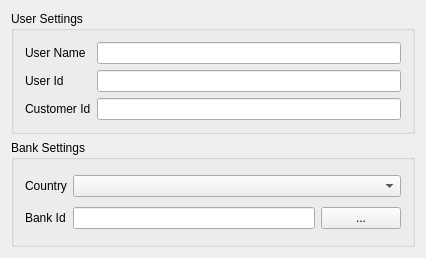
This is src/frontends/q4banking/lib/dialogs/qbcfgtabpageusergen.ui in aqbanking/aqbanking as Qt 5 draws it before an edit. The edited form follows.
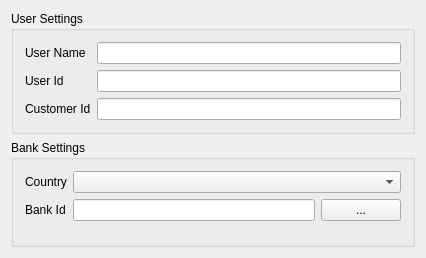
This is the edited form. Custom widgets are drawn as their Qt base class.

Commit message: Some fixes for the new QT4 frontend. I hate QT... The automatic port didn't seem to handle layouts correctly... grrrr.

```diff
--- a/src/frontends/q4banking/lib/dialogs/qbcfgtabpageusergen.ui
+++ b/src/frontends/q4banking/lib/dialogs/qbcfgtabpageusergen.ui
@@ -67,7 +67,17 @@
      <property name="title">
       <string>Bank Settings</string>
      </property>
-     <layout class="QGridLayout">
+     <layout class="QFormLayout" name="formLayout_2">
+      <item row="0" column="0">
+       <widget class="QLabel" name="textLabel2">
+        <property name="text">
+         <string>Country</string>
+        </property>
+        <property name="wordWrap">
+         <bool>false</bool>
+        </property>
+       </widget>
+      </item>
       <item row="0" column="1">
        <widget class="QComboBox" name="countryCombo"/>
       </item>
@@ -81,16 +91,6 @@
         </property>
        </widget>
       </item>
-      <item row="0" column="0">
-       <widget class="QLabel" name="textLabel2">
-        <property name="text">
-         <string>Country</string>
-        </property>
-        <property name="wordWrap">
-         <bool>false</bool>
-        </property>
-       </widget>
-      </item>
       <item row="1" column="1">
        <layout class="QHBoxLayout">
         <item>
```
Left out of the diff: 8 changed lines with no effect on the pictures. The commit also changes 6 other files.
